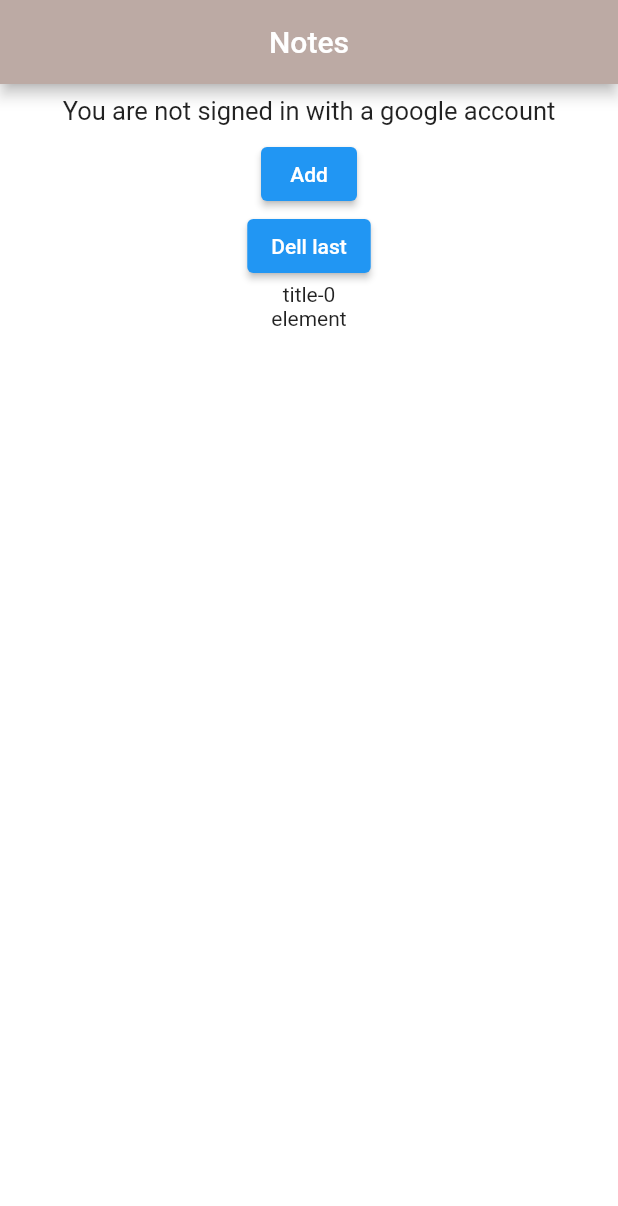
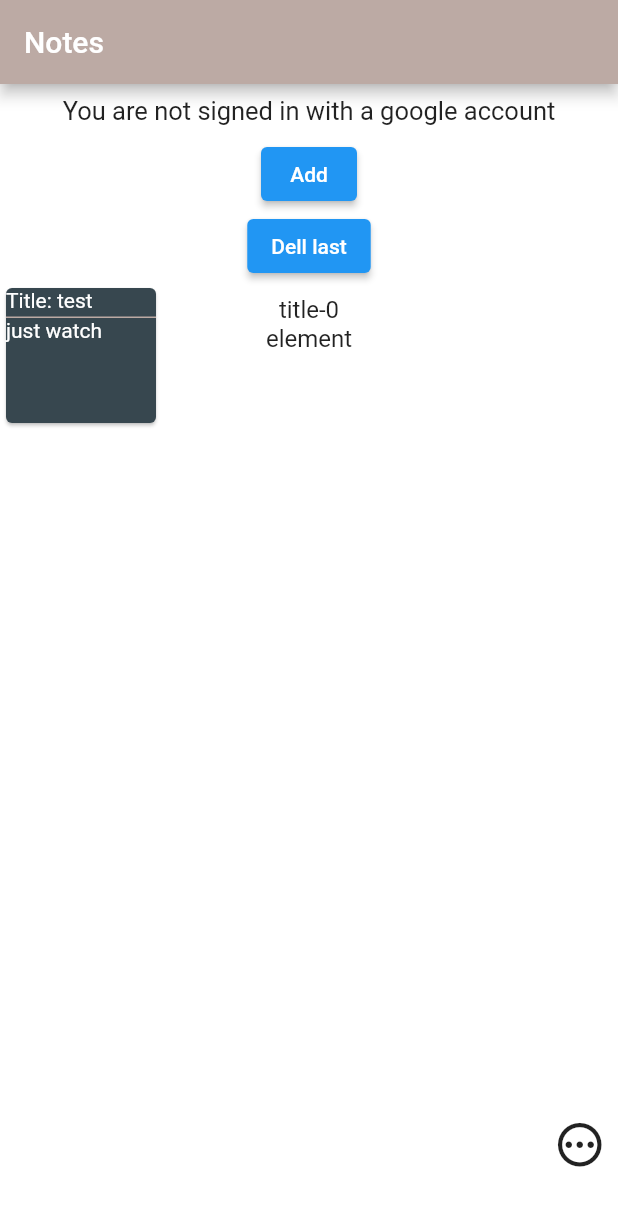
Before and after one commit to Vshevchuck/Flutter_VShevchuck, a Flutter app: the MainPage screen opened by its route, after a tap on "Add", on a phone screen of 412 x 824 dp. Shown: the top 1206 px of the screen. Run offline on Flutter 3.47's test engine with Material 2 defaults, Android fonts, the phone set to English and light mode, and no system bars; our stand-ins replace cloud_firestore, firebase_core, google_sign_in; accounts and stored records are empty.

Commit message:
work with main_page

```diff
--- a/lesson_4/lib/main_page/main_page.dart
+++ b/lesson_4/lib/main_page/main_page.dart
@@ -2,11 +2,12 @@ import 'package:flutter/material.dart';
 import 'package:cloud_firestore/cloud_firestore.dart';
 import 'package:firebase_core/firebase_core.dart';
 import 'package:google_sign_in/google_sign_in.dart';
+import 'package:whe/main_page/widgets/card_widget.dart';
+import 'package:whe/main_page/widgets/google_account_widget.dart';
 
 import '../login_page/login_page.dart';
 import '../login_page/widgets/google_sign_widget.dart';
-
-final GoogleSignIn _googleSignIn = GoogleSignIn(scopes: ['email']);
+import '../login_page/widgets/google_sign_widget.dart';
 
 class MainPage extends StatefulWidget {
   const MainPage({Key? key}) : super(key: key);
@@ -21,6 +22,7 @@ class _MainPageState extends State<MainPage> {
     await Firebase.initializeApp();
   }
 
+  @override
   void initState() {
     super.initState();
     initFireBase();
@@ -28,16 +30,16 @@ class _MainPageState extends State<MainPage> {
 
   @override
   Widget build(BuildContext context) {
+    var screenHeight = (MediaQuery.of(context).size.height);
     return SafeArea(
       child: Scaffold(
           backgroundColor: Colors.white,
           appBar: AppBar(
             automaticallyImplyLeading: false,
-        title: Center(child: const Text('Notes')),
+            title: const Text('Notes'),
             backgroundColor: Colors.brown[200],
           ),
-      body: SingleChildScrollView(
-          child: Center(
+          body: Center(
               child: Column(children: [
             GoogleAccount(),
             ElevatedButton(
@@ -46,11 +48,12 @@ class _MainPageState extends State<MainPage> {
                       .collection('items')
                       .add({'elements': 'element', 'titles': 'title'});
                 },
-            child: Text("Add")),
+                child: const Text("Add")),
             StreamBuilder(
-            stream: FirebaseFirestore.instance.collection('items').snapshots(),
-            builder:
-                (BuildContext context, AsyncSnapshot<QuerySnapshot> snapshot) {
+                stream:
+                    FirebaseFirestore.instance.collection('items').snapshots(),
+                builder: (BuildContext context,
+                    AsyncSnapshot<QuerySnapshot> snapshot) {
                   return ElevatedButton(
                     onPressed: () {
                       FirebaseFirestore.instance
@@ -59,76 +62,88 @@ class _MainPageState extends State<MainPage> {
                               .data!.docs[snapshot.data!.docs.length - 1].id)
                           .delete();
                     },
-                child: Text("Dell last"),
+                    child: const Text("Dell last"),
                   );
                 }),
+            Stack(
+              children: [
                 StreamBuilder(
-            stream: FirebaseFirestore.instance.collection('items').snapshots(),
-            builder:
-                (BuildContext context, AsyncSnapshot<QuerySnapshot> snapshot) {
-              if (!snapshot.hasData) return Text("No elements");
+                    stream: FirebaseFirestore.instance
+                        .collection('items')
+                        .snapshots(),
+                    builder: (BuildContext context,
+                        AsyncSnapshot<QuerySnapshot> snapshot) {
+                      if (!snapshot.hasData) return const Text("No elements");
                       return ListView.builder(
+                        shrinkWrap: true,
                         scrollDirection: Axis.vertical,
-                shrinkWrap: true,
                         itemCount: snapshot.data!.docs.length,
-                itemBuilder: (BuildContext context, int index) {
-                  final elements = snapshot.data!.docs[index].get('elements');
-                  final title = snapshot.data!.docs[index].get('titles');
-                  return Column(
+                        itemBuilder: (BuildContext context, index) {
+                          final elements =
+                              snapshot.data!.docs[index].get('elements');
+                          final title =
+                              snapshot.data!.docs[index].get('titles');
+                          return ListTile(
+                              title: Column(
                             children: [
                               Text('$title-$index'),
                               Text('$elements'),
                             ],
-                  );
+                          ));
                         },
                       );
-            }),
+                    }),CardWidget(title: "test", body: "just watch"),
+                Column(
+                  children: [
+                    SizedBox(height: GoogleSignState.currentUser == null ?  screenHeight / 1.5 : screenHeight / 1.7),
+                    Align(
+                      alignment: Alignment.bottomRight,
+                      child: IconButton(
+                        iconSize: 35,
+                        onPressed: showAlert,
+                        icon: const Icon(Icons.pending_outlined),
+                      ),
+                    )
+                  ],
+                )
+              ],
+            ),
+          ]))),
+    );
+  }
+  showAlert(){
+    // set up the button
+    Widget addButton = TextButton(
+      child: const Text("Add"),
+      onPressed:() {Navigator.of(context).pop();},
+    );
 
-      ]))),
-    ));
-  }
-}
+    // set up the AlertDialog
+    AlertDialog alert = AlertDialog(
+      title: const TextField(decoration: InputDecoration(
+          hintText: 'Title',
+      )),
+      content: TextField(decoration: InputDecoration(
+          labelText: 'Body',
+          enabledBorder: OutlineInputBorder(
+            borderSide: const BorderSide(width: 2, color: Colors.grey),
+            borderRadius: BorderRadius.circular(15),
+          ),
+          focusedBorder: OutlineInputBorder(
+            borderSide: const BorderSide(width: 2, color: Colors.yellow),
+            borderRadius: BorderRadius.circular(15),
+          )),),
+      actions: [
+        addButton,
+      ],
+    );
 
-class GoogleAccount extends StatefulWidget {
-  const GoogleAccount({Key? key}) : super(key: key);
-
-  @override
-  State<GoogleAccount> createState() => _GoogleAccountState();
-}
-
-class _GoogleAccountState extends State<GoogleAccount> {
-  GoogleSignInAccount? currentUser;
-
-  void initState() {
-    _googleSignIn.onCurrentUserChanged.listen((account) {
-      setState(() {
-        currentUser = account;
-      });
-    });
-    super.initState();
-  }
-
-  @override
-  Widget build(BuildContext context) {
-    GoogleSignInAccount? user = GoogleSignState.currentUser;
-    if (user != null) {
-      return Column(mainAxisAlignment: MainAxisAlignment.center, children: [
-        ListTile(
-          leading: GoogleUserCircleAvatar(
-            identity: user,
-          ),
-          title: Text(user.displayName ?? ''),
-          subtitle: Text(user.email),
-        )
-      ]);
-    } else {
-      return const Padding(
-        padding: EdgeInsets.symmetric(vertical: 8.0),
-        child: Align(
-            alignment: Alignment.center,
-            child: Text('You are not signed in with a google account',
-                style: TextStyle(fontSize: 17))),
+    // show the dialog
+    showDialog(
+      context: context,
+      builder: (BuildContext context) {
+        return alert;
+      },
     );
   }
 }
-}
--- /dev/null
+++ b/lesson_4/lib/main_page/widgets/card_widget.dart
@@ -0,0 +1,35 @@
+import 'package:flutter/material.dart';
+
+class CardWidget extends StatelessWidget {
+  final String title;
+  final String body;
+
+  const CardWidget({Key? key, required this.title, required this.body})
+      : super(key: key);
+
+  @override
+  Widget build(BuildContext context) {
+    return Card(
+        color: Colors.blueGrey[800],
+        child: Column(
+          children: [
+            Container(
+                width: 100,
+                height: 20,
+                decoration: BoxDecoration(
+                  border: Border(
+                      bottom: BorderSide(
+                    width: 1.0,
+                    color: Colors.brown.shade200,
+                  )),
+                ),
+                child: Text('Title: $title',
+                    style: const TextStyle(color: Colors.white))),
+            SizedBox(
+                width: 100,
+                height: 70,
+                child: Text(body, style: const TextStyle(color: Colors.white)))
+          ],
+        ));
+  }
+}
--- /dev/null
+++ b/lesson_4/lib/main_page/widgets/google_account_widget.dart
@@ -0,0 +1,52 @@
+import 'package:flutter/material.dart';
+import 'package:cloud_firestore/cloud_firestore.dart';
+import 'package:firebase_core/firebase_core.dart';
+import 'package:google_sign_in/google_sign_in.dart';
+
+import '../../login_page/widgets/google_sign_widget.dart';
+
+final GoogleSignIn _googleSignIn = GoogleSignIn(scopes: ['email']);
+
+class GoogleAccount extends StatefulWidget {
+  const GoogleAccount({Key? key}) : super(key: key);
+
+  @override
+  State<GoogleAccount> createState() => GoogleAccountState();
+}
+
+class GoogleAccountState extends State<GoogleAccount> {
+  static GoogleSignInAccount? currentUser;
+
+  void initState() {
+    _googleSignIn.onCurrentUserChanged.listen((account) {
+      setState(() {
+        currentUser = account;
+      });
+    });
+    super.initState();
+  }
+
+  @override
+  Widget build(BuildContext context) {
+    GoogleSignInAccount? user = GoogleSignState.currentUser;
+    if (user != null) {
+      return Column(mainAxisAlignment: MainAxisAlignment.center, children: [
+        ListTile(
+          leading: GoogleUserCircleAvatar(
+            identity: user,
+          ),
+          title: Text(user.displayName ?? ''),
+          subtitle: Text(user.email),
+        )
+      ]);
+    } else {
+      return const Padding(
+        padding: EdgeInsets.symmetric(vertical: 8.0),
+        child: Align(
+            alignment: Alignment.center,
+            child: Text('You are not signed in with a google account',
+                style: TextStyle(fontSize: 17))),
+      );
+    }
+  }
+}
```
Lines whose indentation alone changed are shown as unchanged.
